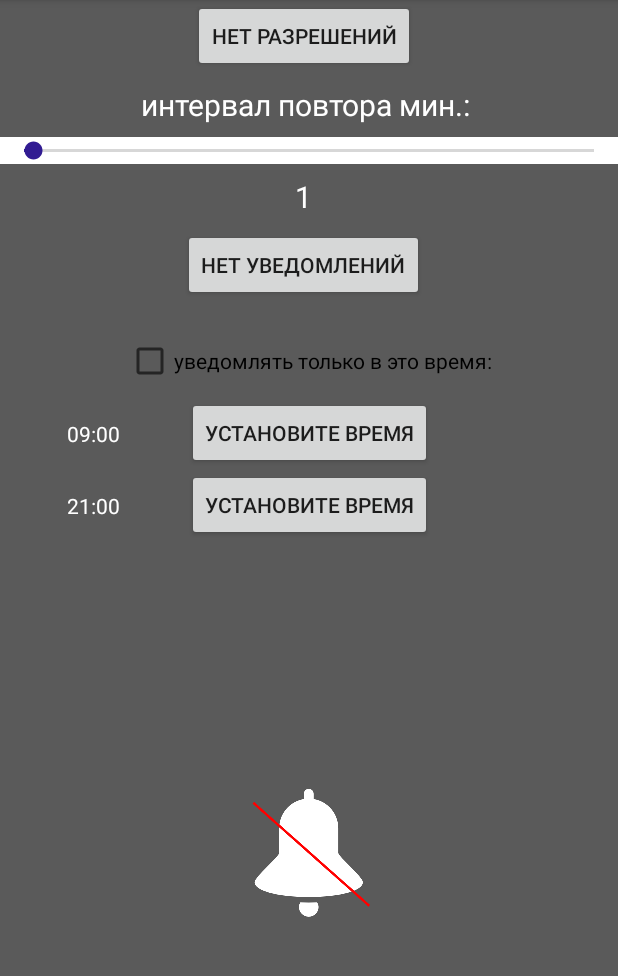
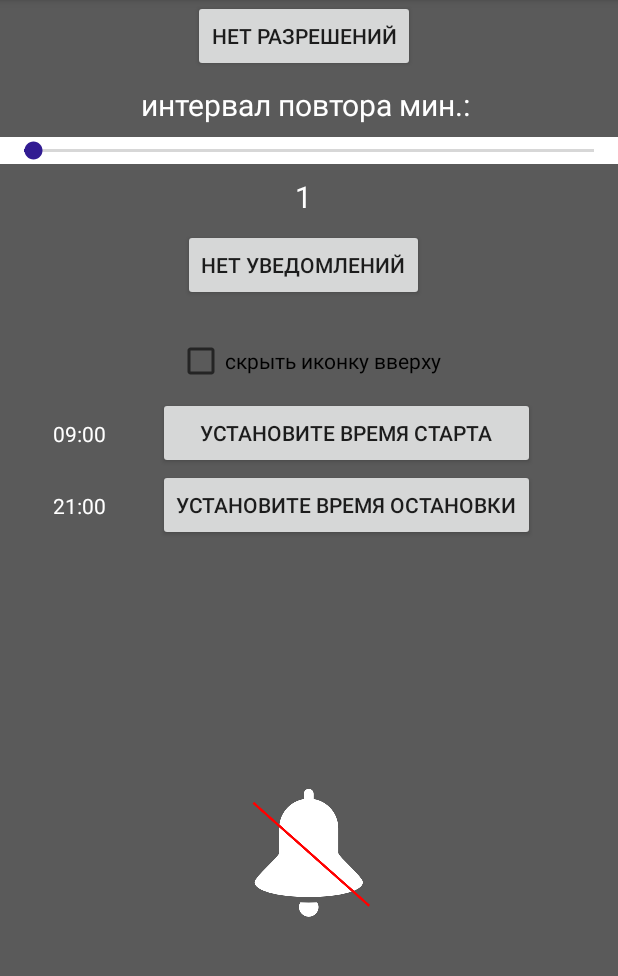
Before and after one commit to progersto/Reminder, an Android app: the screen it shows after launch (MainActivity), on a phone screen of 412 x 824 dp, the part 84-1060 px from its top. Run offline under Robolectric (Android 15) with nearby library versions, the phone set to English and light mode, and no system bars.

Commit message:
added checkbox Icon

```diff
--- a/app/src/main/java/com/start/reminder/MainActivity.kt
+++ b/app/src/main/java/com/start/reminder/MainActivity.kt
@@ -43,6 +43,14 @@ class MainActivity : AppCompatActivity() {
         super.onCreate(savedInstanceState)
         setContentView(R.layout.activity_main)
 
+        checkbox_icon.setOnCheckedChangeListener { _, isChecked ->
+            if (isChecked) {
+                setIcon(this, true)
+            }else{
+                setIcon(this, false)
+            }
+        }
+
         if (restoreTime(this) == 0) {
             saveTime(this, Integer.parseInt(time!!.text.toString()))
         } else {
@@ -50,7 +58,6 @@ class MainActivity : AppCompatActivity() {
         }
 
         if (isCancelAlarm(this)) {
-            repeatBtn!!.isActivated = true
             repeatBtn!!.text = "Остановить уведомления"
         } else {
             repeatBtn!!.text = "Нет уведомлений"
@@ -108,14 +115,20 @@ class MainActivity : AppCompatActivity() {
         val liveDataS = DataController.getInstance().getLifeDataS()
         liveDataS.observe(this, Observer { s -> setTextPermission(s!!) })
 
+        if (DataController.getInstance().getLifeData().value == null) {
+            DataController.getInstance().setValueInLifeData(ValueliveData(
+                    false, NotificationListenerExampleService.OTHER_NOTIFICATIONS_CODE)
+            )
+            Alarm.cancelAlarm(this)
+        }
+
         fromTime!!.setOnClickListener { configureTimePicker(fromTV, true) }
         toTime!!.setOnClickListener { configureTimePicker(toTV, false) }
-
 
         fromTV.text = restoreTimeFrom(this)
         toTV.text = restoreTimeTo(this)
 
-        Btn.setOnClickListener {
+        checkbox_icon.setOnClickListener {
             restoreTimeFrom(this)
             restoreTimeTo(this)
         }
--- a/app/src/main/res/layout/activity_main.xml
+++ b/app/src/main/res/layout/activity_main.xml
@@ -67,11 +67,11 @@
         app:layout_constraintTop_toBottomOf="@+id/time" />
 
     <CheckBox
-        android:id="@+id/Btn"
+        android:id="@+id/checkbox_icon"
         android:layout_width="wrap_content"
         android:layout_height="wrap_content"
         android:layout_marginTop="24dp"
-        android:text="уведомлять только в это время:"
+        android:text="скрыть иконку вверху"
         app:layout_constraintEnd_toEndOf="parent"
         app:layout_constraintStart_toStartOf="parent"
         app:layout_constraintTop_toBottomOf="@+id/repeatBtn" />
@@ -89,13 +89,15 @@
 
     <Button
         android:id="@+id/fromTime"
-        android:layout_width="wrap_content"
+        android:layout_width="0dp"
         android:layout_height="wrap_content"
+
         android:layout_marginTop="8dp"
-        android:text="установите время"
-        app:layout_constraintEnd_toEndOf="parent"
-        app:layout_constraintStart_toStartOf="parent"
-        app:layout_constraintTop_toBottomOf="@+id/Btn" />
+
+        android:text="установите время старта"
+        app:layout_constraintEnd_toEndOf="@+id/toTime"
+        app:layout_constraintStart_toStartOf="@+id/toTime"
+        app:layout_constraintTop_toBottomOf="@+id/checkbox_icon" />
 
     <TextView
         android:id="@+id/toTV"
@@ -104,6 +106,7 @@
         android:textColor="@color/white"
         app:layout_constraintBottom_toBottomOf="@+id/toTime"
         app:layout_constraintEnd_toStartOf="@+id/toTime"
+        app:layout_constraintHorizontal_bias="0.5"
         app:layout_constraintStart_toStartOf="parent"
         app:layout_constraintTop_toTopOf="@+id/toTime"
         tools:text="11:22" />
@@ -112,11 +115,12 @@
         android:id="@+id/toTime"
         android:layout_width="wrap_content"
         android:layout_height="wrap_content"
-        android:text="установите время"
+        android:layout_marginEnd="20dp"
+        android:text="установите время остановки"
         app:layout_constraintEnd_toEndOf="parent"
-        app:layout_constraintTop_toBottomOf="@+id/fromTime"
-        app:layout_constraintStart_toStartOf="parent"
-        tools:layout_editor_absoluteY="343dp" />
+        app:layout_constraintHorizontal_bias="0.5"
+        app:layout_constraintStart_toEndOf="@+id/toTV"
+        app:layout_constraintTop_toBottomOf="@+id/fromTime" />
 
 
     <ImageView
```
Also changed, not shown: app/src/main/java/com/start/reminder/Alarm.kt (+25 -13 lines), app/src/main/java/com/start/reminder/NotificationListenerExampleService.kt (+6 -2 lines), app/src/main/java/com/start/utils/PreferUtil.kt (+13 -0 lines).
